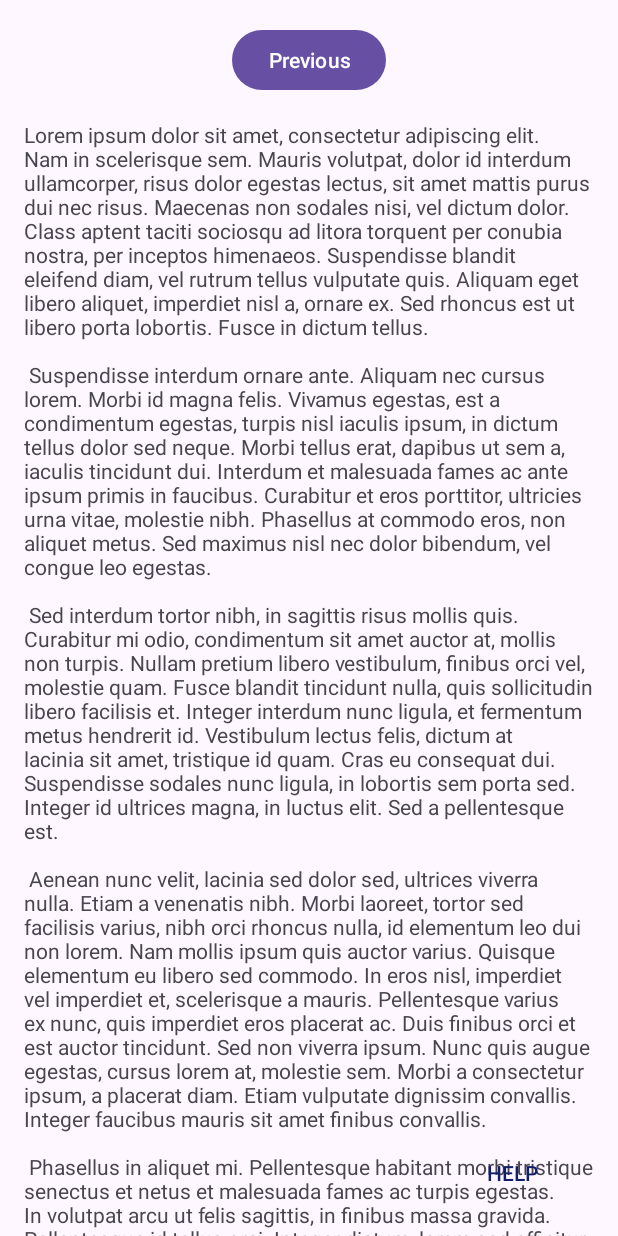
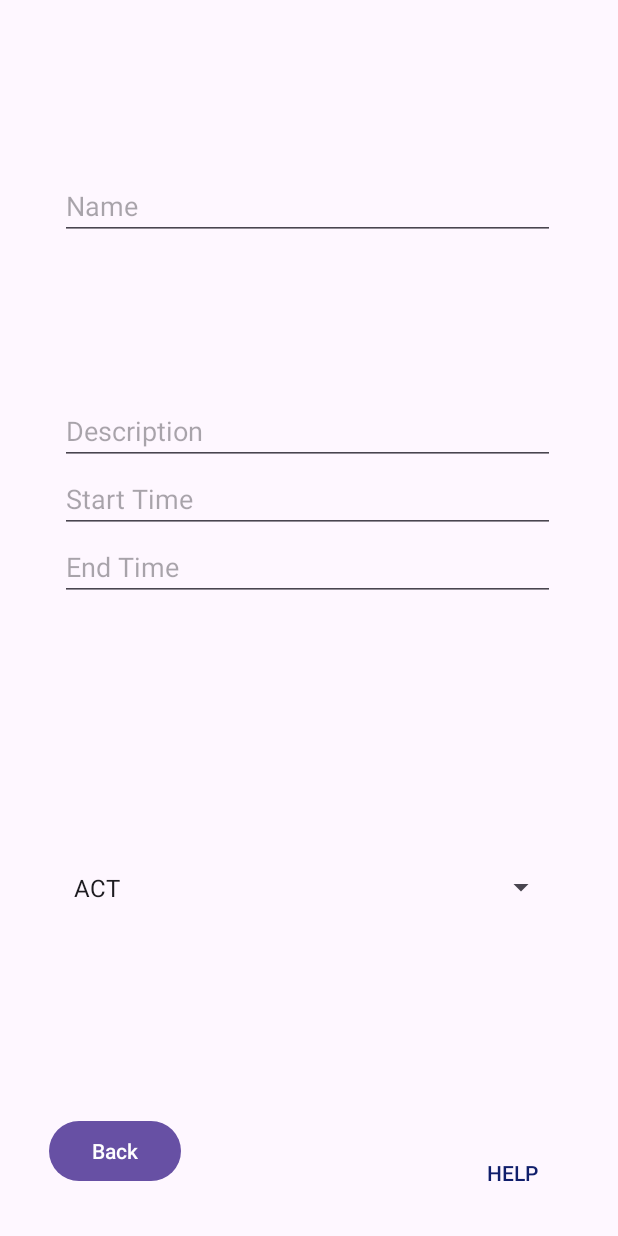
Before and after one commit to benjaminlutz23/java_android_web_app, an Android app: the SecondFragment screen opened through its navigation route, on a phone screen of 412 x 824 dp. Run offline under Robolectric (Android 15) with nearby library versions, the phone set to English and light mode, and no system bars.

Commit message:
Got an okay UI marked up for entering appointment book details

```diff
--- a/apptbook-android/app/src/main/java/edu/pdx/cs410J/benlutz/SecondFragment.java
+++ b/apptbook-android/app/src/main/java/edu/pdx/cs410J/benlutz/SecondFragment.java
@@ -1,13 +1,25 @@
 package edu.pdx.cs410J.benlutz;
 
+import android.app.DatePickerDialog;
+import android.app.TimePickerDialog;
 import android.os.Bundle;
 import android.view.LayoutInflater;
 import android.view.View;
 import android.view.ViewGroup;
+import android.widget.ArrayAdapter;
+import android.widget.EditText;
+import android.widget.Spinner;
 
 import androidx.annotation.NonNull;
 import androidx.fragment.app.Fragment;
 import androidx.navigation.fragment.NavHostFragment;
+
+import java.time.ZoneId;
+import java.time.ZonedDateTime;
+import java.time.format.DateTimeFormatter;
+import java.util.Arrays;
+import java.util.Calendar;
+import java.util.TimeZone;
 
 import edu.pdx.cs410J.benlutz.databinding.FragmentSecondBinding;
 
@@ -16,23 +28,49 @@ public class SecondFragment extends Fragment {
     private FragmentSecondBinding binding;
 
     @Override
-    public View onCreateView(
-            @NonNull LayoutInflater inflater, ViewGroup container,
-            Bundle savedInstanceState
-    ) {
-
+    public View onCreateView(@NonNull LayoutInflater inflater, ViewGroup container,
+                             Bundle savedInstanceState) {
         binding = FragmentSecondBinding.inflate(inflater, container, false);
         return binding.getRoot();
-
     }
 
+    @Override
     public void onViewCreated(@NonNull View view, Bundle savedInstanceState) {
         super.onViewCreated(view, savedInstanceState);
 
-        binding.buttonSecond.setOnClickListener(v ->
-                NavHostFragment.findNavController(SecondFragment.this)
-                        .navigate(R.id.action_SecondFragment_to_FirstFragment)
-        );
+        binding.backButton.setOnClickListener(v ->
+                NavHostFragment.findNavController(SecondFragment.this).popBackStack());
+
+        // Time Zone Spinner setup
+        setupTimeZoneSpinner();
+
+        // Date and Time pickers for start and end time
+        setupDateTimePicker(binding.startTime);
+        setupDateTimePicker(binding.endTime);
+    }
+
+    private void setupTimeZoneSpinner() {
+        Spinner timeZoneSpinner = binding.timeZoneSpinner;
+        String[] timeZones = TimeZone.getAvailableIDs();
+        Arrays.sort(timeZones); // Sort time zones alphabetically
+        ArrayAdapter<String> timeZoneAdapter = new ArrayAdapter<>(requireContext(), android.R.layout.simple_spinner_item, timeZones);
+        timeZoneAdapter.setDropDownViewResource(android.R.layout.simple_spinner_dropdown_item);
+        timeZoneSpinner.setAdapter(timeZoneAdapter);
+    }
+
+    private void setupDateTimePicker(EditText editText) {
+        editText.setOnClickListener(v -> {
+            final Calendar calendar = Calendar.getInstance();
+            DatePickerDialog datePickerDialog = new DatePickerDialog(requireContext(), (view, year, month, dayOfMonth) -> {
+                TimePickerDialog timePickerDialog = new TimePickerDialog(requireContext(), (view1, hourOfDay, minute) -> {
+                    ZonedDateTime zonedDateTime = ZonedDateTime.of(year, month + 1, dayOfMonth, hourOfDay, minute, 0, 0, ZoneId.systemDefault());
+                    DateTimeFormatter formatter = DateTimeFormatter.ofPattern("yyyy-MM-dd HH:mm");
+                    editText.setText(zonedDateTime.format(formatter));
+                }, calendar.get(Calendar.HOUR_OF_DAY), calendar.get(Calendar.MINUTE), true);
+                timePickerDialog.show();
+            }, calendar.get(Calendar.YEAR), calendar.get(Calendar.MONTH), calendar.get(Calendar.DAY_OF_MONTH));
+            datePickerDialog.show();
+        });
     }
 
     @Override
@@ -40,5 +78,4 @@ public class SecondFragment extends Fragment {
         super.onDestroyView();
         binding = null;
     }
-
 }
--- a/apptbook-android/app/src/main/res/layout/fragment_second.xml
+++ b/apptbook-android/app/src/main/res/layout/fragment_second.xml
@@ -1,35 +1,119 @@
 <?xml version="1.0" encoding="utf-8"?>
-<androidx.core.widget.NestedScrollView xmlns:android="http://schemas.android.com/apk/res/android"
+<androidx.constraintlayout.widget.ConstraintLayout xmlns:android="http://schemas.android.com/apk/res/android"
     xmlns:app="http://schemas.android.com/apk/res-auto"
     xmlns:tools="http://schemas.android.com/tools"
     android:layout_width="match_parent"
     android:layout_height="match_parent"
     tools:context=".SecondFragment">
 
-    <androidx.constraintlayout.widget.ConstraintLayout
-        android:layout_width="match_parent"
-        android:layout_height="match_parent"
-        android:padding="16dp">
+    <Button
+        android:id="@+id/backButton"
+        android:layout_width="wrap_content"
+        android:layout_height="wrap_content"
+        android:text="@string/back"
+        app:layout_constraintBottom_toBottomOf="parent"
+        app:layout_constraintEnd_toEndOf="parent"
+        app:layout_constraintHorizontal_bias="0.101"
+        app:layout_constraintStart_toStartOf="parent"
+        app:layout_constraintTop_toTopOf="parent"
+        app:layout_constraintVertical_bias="0.958" />
 
-        <Button
-            android:id="@+id/button_second"
-            android:layout_width="wrap_content"
+    <LinearLayout
+        android:id="@+id/linearLayout2"
+        android:layout_width="330dp"
+        android:layout_height="300dp"
+        android:layout_marginStart="10dp"
+        android:layout_marginEnd="10dp"
+        android:orientation="vertical"
+        app:layout_constraintBottom_toTopOf="@+id/backButton"
+        app:layout_constraintEnd_toEndOf="parent"
+        app:layout_constraintHorizontal_bias="0.488"
+        app:layout_constraintStart_toStartOf="parent"
+        app:layout_constraintTop_toTopOf="parent"
+        app:layout_constraintVertical_bias="0.597">
+
+        <EditText
+            android:id="@+id/description"
+            android:layout_width="match_parent"
             android:layout_height="wrap_content"
-            android:text="@string/previous"
-            app:layout_constraintBottom_toTopOf="@id/textview_second"
-            app:layout_constraintEnd_toEndOf="parent"
-            app:layout_constraintStart_toStartOf="parent"
-            app:layout_constraintTop_toTopOf="parent" />
+            android:autofillHints=""
+            android:ems="10"
+            android:hint="@string/description"
+            android:inputType="text"
+            android:text="" />
 
-        <TextView
-            android:id="@+id/textview_second"
-            android:layout_width="wrap_content"
+        <EditText
+            android:id="@+id/start_time"
+            android:layout_width="match_parent"
             android:layout_height="wrap_content"
-            android:layout_marginTop="16dp"
-            android:text="@string/lorem_ipsum"
+            android:autofillHints=""
+            android:ems="10"
+            android:hint="@string/start_time"
+            android:inputType="datetime"
             app:layout_constraintBottom_toBottomOf="parent"
             app:layout_constraintEnd_toEndOf="parent"
             app:layout_constraintStart_toStartOf="parent"
-            app:layout_constraintTop_toBottomOf="@id/button_second" />
-    </androidx.constraintlayout.widget.ConstraintLayout>
-</androidx.core.widget.NestedScrollView>
+            app:layout_constraintTop_toTopOf="parent"
+            app:layout_constraintVertical_bias="0.403" />
+
+        <EditText
+            android:id="@+id/end_time"
+            android:layout_width="match_parent"
+            android:layout_height="wrap_content"
+            android:autofillHints=""
+            android:ems="10"
+            android:hint="@string/end_time"
+            android:inputType="datetime"
+            app:layout_constraintBottom_toBottomOf="parent"
+            app:layout_constraintEnd_toEndOf="parent"
+            app:layout_constraintStart_toStartOf="parent"
+            app:layout_constraintTop_toTopOf="parent"
+            app:layout_constraintVertical_bias="0.403" />
+
+    </LinearLayout>
+
+    <LinearLayout
+        android:layout_width="330dp"
+        android:layout_height="150dp"
+        android:layout_marginStart="10dp"
+        android:layout_marginEnd="10dp"
+        android:orientation="vertical"
+        app:layout_constraintBottom_toTopOf="@+id/linearLayout2"
+        app:layout_constraintEnd_toEndOf="parent"
+        app:layout_constraintHorizontal_bias="0.488"
+        app:layout_constraintStart_toStartOf="parent"
+        app:layout_constraintTop_toTopOf="parent"
+        app:layout_constraintVertical_bias="1.0">
+
+        <EditText
+            android:id="@+id/owner_name"
+            android:layout_width="match_parent"
+            android:layout_height="wrap_content"
+            android:autofillHints=""
+            android:ems="10"
+            android:hint="@string/name"
+            android:inputType="text"
+            android:text="" />
+    </LinearLayout>
+
+    <LinearLayout
+        android:layout_width="330dp"
+        android:layout_height="150dp"
+        android:layout_marginStart="10dp"
+        android:layout_marginEnd="10dp"
+        android:orientation="vertical"
+        app:layout_constraintBottom_toBottomOf="parent"
+        app:layout_constraintEnd_toEndOf="parent"
+        app:layout_constraintStart_toStartOf="parent"
+        app:layout_constraintTop_toBottomOf="@+id/linearLayout2"
+        app:layout_constraintVertical_bias="0.0">
+
+        <Spinner
+            android:id="@+id/timeZoneSpinner"
+            android:layout_width="match_parent"
+            android:layout_height="54dp" />
+    </LinearLayout>
+
+    <!-- Existing elements -->
+
+</androidx.constraintlayout.widget.ConstraintLayout>
--- a/apptbook-android/app/src/main/res/values/strings.xml
+++ b/apptbook-android/app/src/main/res/values/strings.xml
@@ -43,4 +43,10 @@
         libero vel nunc consequat, quis tincidunt nisl eleifend. Cras bibendum enim a justo luctus
         vestibulum. Fusce dictum libero quis erat maximus, vitae volutpat diam dignissim.
     </string>
+    <string name="yyyy_mm_dd_hh_mm">yyyy-MM-dd HH:mm</string>
+    <string name="back">Back</string>
+    <string name="name">Name</string>
+    <string name="description">Description</string>
+    <string name="start_time">Start Time</string>
+    <string name="end_time">End Time</string>
 </resources>
```
